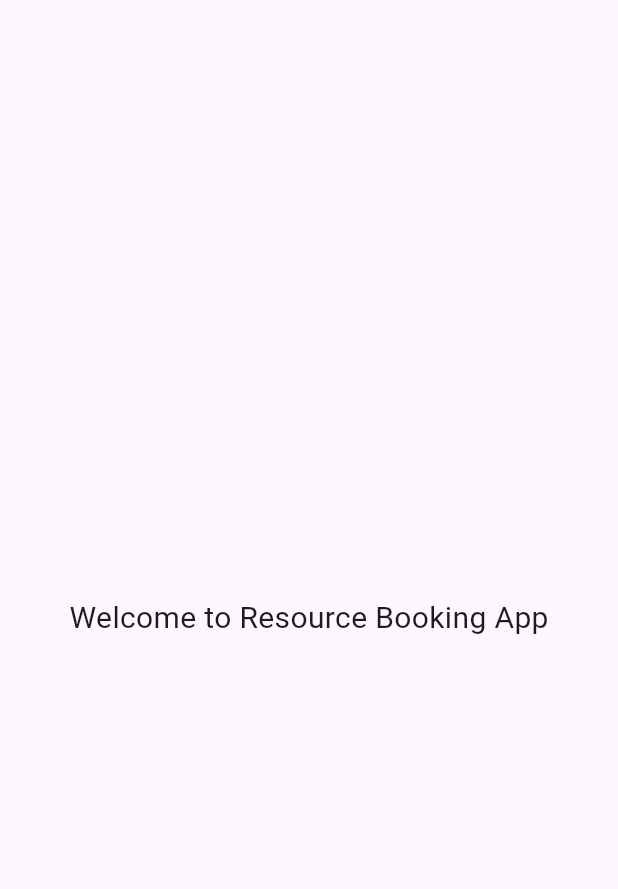
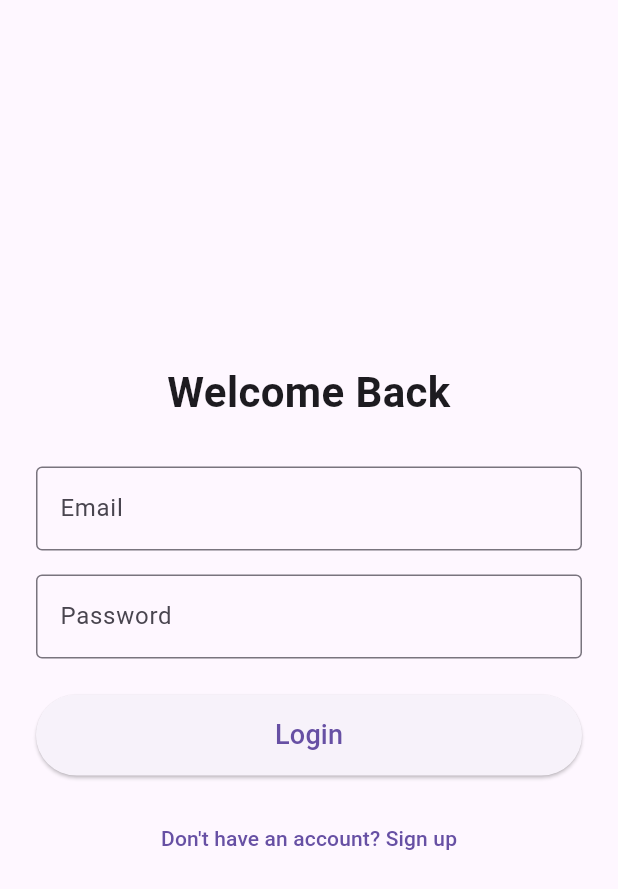
Before and after one commit to aziz6886/-Application-de-r-servation-de-ressources, a Flutter app: the screen it shows after launch, on a phone screen of 412 x 824 dp. Shown: the top 889 px of the screen. Run offline on Flutter 3.47's test engine with Material 3 defaults, Android fonts, the phone set to English and light mode, and no system bars.

Commit message:
5th comm

```diff
--- a/lib/main.dart
+++ b/lib/main.dart
@@ -1,4 +1,6 @@
 import 'package:flutter/material.dart';
+import 'views/auth/login_page.dart';
+import 'views/auth/signup_page.dart';
 
 void main() {
   runApp(const MyApp());
@@ -15,23 +17,11 @@ class MyApp extends StatelessWidget {
       theme: ThemeData(
         primarySwatch: Colors.deepPurple,
       ),
-      home: const PlaceholderStartPage(), // temporary page
+      initialRoute: '/login',  // START AT LOGIN PAGE
+      routes: {
+        '/login': (context) => const LoginPage(),
+        '/signup': (context) => const SignupPage(),
+      },
     );
   }
 }
-
-class PlaceholderStartPage extends StatelessWidget {
-  const PlaceholderStartPage({super.key});
-
-  @override
-  Widget build(BuildContext context) {
-    return const Scaffold(
-      body: Center(
-        child: Text(
-          "Welcome to Resource Booking App",
-          style: TextStyle(fontSize: 20),
-        ),
-      ),
-    );
-  }
-}
--- /dev/null
+++ b/lib/views/auth/login_page.dart
@@ -0,0 +1,72 @@
+import 'package:flutter/material.dart';
+
+class LoginPage extends StatelessWidget {
+  const LoginPage({super.key});
+
+  @override
+  Widget build(BuildContext context) {
+    return Scaffold(
+      body: Padding(
+        padding: const EdgeInsets.all(24.0),
+        child: Center(
+          child: SingleChildScrollView(
+            child: Column(
+              crossAxisAlignment: CrossAxisAlignment.stretch,
+              children: [
+                const Text(
+                  "Welcome Back",
+                  style: TextStyle(fontSize: 28, fontWeight: FontWeight.bold),
+                  textAlign: TextAlign.center,
+                ),
+                const SizedBox(height: 30),
+
+                // Email field
+                TextField(
+                  decoration: InputDecoration(
+                    labelText: "Email",
+                    border: OutlineInputBorder(),
+                  ),
+                ),
+                const SizedBox(height: 16),
+
+                // Password field
+                TextField(
+                  obscureText: true,
+                  decoration: InputDecoration(
+                    labelText: "Password",
+                    border: OutlineInputBorder(),
+                  ),
+                ),
+                const SizedBox(height: 24),
+
+                // Login button
+                ElevatedButton(
+                  onPressed: () {
+                    // action later
+                  },
+                  child: const Padding(
+                    padding: EdgeInsets.symmetric(vertical: 14),
+                    child: Text(
+                      "Login",
+                      style: TextStyle(fontSize: 18),
+                    ),
+                  ),
+                ),
+
+                const SizedBox(height: 18),
+
+                // Signup link
+                TextButton(
+                  onPressed: () {
+                    Navigator.pushNamed(context, '/signup');
+                  },
+                  child: const Text("Don't have an account? Sign up"),
+                ),
+              ],
+            ),
+          ),
+        ),
+      ),
+    );
+  }
+}
```
Also changed, not shown: lib/views/auth/signup_page.dart (added, +70 -0 lines).
